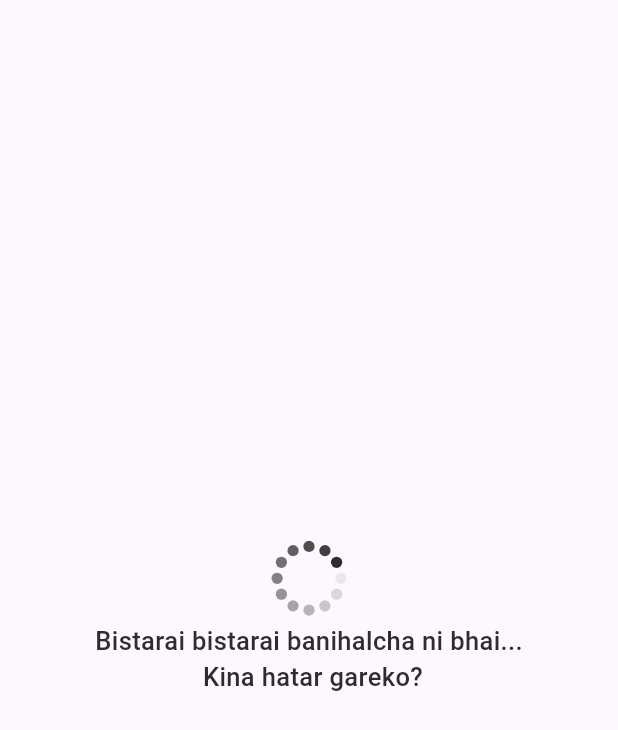
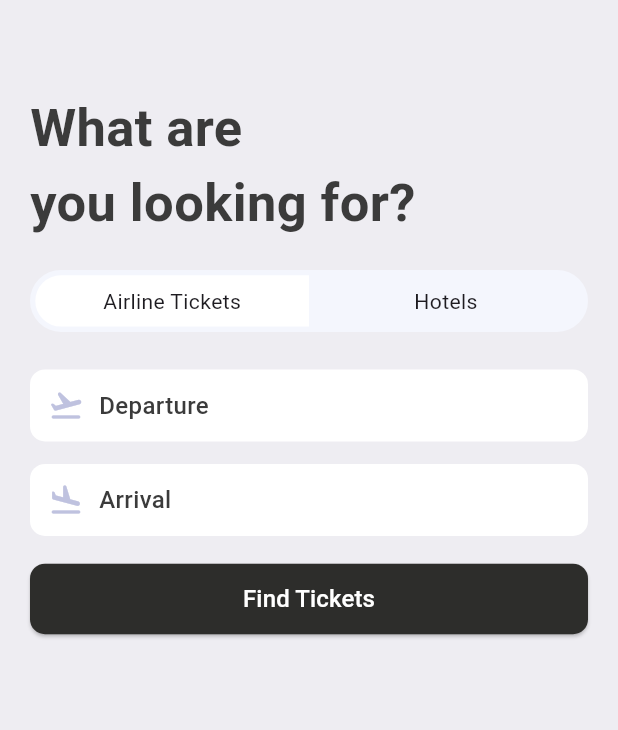
Before and after one commit to bipulsanjel/ticketBookingApp, a Flutter app: the SearchScreen screen opened directly, on a phone screen of 412 x 824 dp. Shown: the top 730 px of the screen. Run offline on Flutter 3.47's test engine with Material 3 defaults, Android fonts, the phone set to English and light mode, and no system bars; our stand-ins replace fluentui_icons, gap.

Commit message:
update 1

```diff
--- a/lib/screens/hotel_screen.dart
+++ b/lib/screens/hotel_screen.dart
@@ -12,7 +12,7 @@ class HotelScreen extends StatelessWidget {
     final size = AppLayout.getSize(context);
     return Container(
       width: size.width * 0.6,
-      height: 350,
+      height: AppLayout.getHeight(context,350),
       padding: EdgeInsets.symmetric(horizontal: 15, vertical: 17),
       margin: EdgeInsets.only(right: 17, top: 5),
       decoration: BoxDecoration(
@@ -30,9 +30,9 @@ class HotelScreen extends StatelessWidget {
         crossAxisAlignment: CrossAxisAlignment.start,
         children: [
           Container(
-            height: 180,
+            height: AppLayout.getHeight(context,180),
             decoration: BoxDecoration(
-              borderRadius: BorderRadius.circular(12),
+              borderRadius: BorderRadius.circular(AppLayout.getHeight(context,12)),
               color: Styles.primaryColor,
               image: DecorationImage(
                 fit: BoxFit.cover,
--- a/lib/screens/search_screen.dart
+++ b/lib/screens/search_screen.dart
@@ -1,6 +1,7 @@
+import 'package:booktickets/utils/app_layout.dart';
 import 'package:booktickets/utils/app_styles.dart';
+import 'package:booktickets/widgets/icon_text_widget.dart';
 import 'package:flutter/material.dart';
-import 'package:flutter_spinkit/flutter_spinkit.dart';
 import 'package:gap/gap.dart';
 
 class SearchScreen extends StatelessWidget {
@@ -8,19 +9,99 @@ class SearchScreen extends StatelessWidget {
 
   @override
   Widget build(BuildContext context) {
+    final size = AppLayout.getSize(context);
     return Scaffold(
-      body: Center(
-        child: Column(
-          mainAxisAlignment: MainAxisAlignment.center,
-          children: [
-            SpinKitFadingCircle(color: Color(0xFF2d2d2b), size: 50.0),
-            Gap(5),
-            Text(
-              "Bistarai bistarai banihalcha ni bhai...\n                Kina hatar gareko?",
-              style: Styles.headlineStyle3.copyWith(color: Color(0xFF2d2d2b)),
+      backgroundColor: Styles.bgColor,
+      body: ListView(
+        padding: EdgeInsets.symmetric(
+          horizontal: AppLayout.getWidth(context, 20),
+          vertical: AppLayout.getHeight(context, 20),
+        ),
+        children: [
+          Gap(AppLayout.getHeight(context, 40)),
+          Text(
+            'What are\nyou looking for?',
+            style: Styles.headlineStyle1.copyWith(
+              fontSize: AppLayout.getWidth(context, 35),
             ),
-          ],
-        ),
+          ),
+          Gap(AppLayout.getHeight(context, 20)),
+          FittedBox(
+            child: Container(
+              padding: const EdgeInsets.all(3.5),
+              decoration: BoxDecoration(
+                borderRadius: BorderRadius.circular(
+                  AppLayout.getHeight(context, 50),
+                ),
+                color: Color(0xFFF4F6FD),
+              ),
+              child: Row(
+                children: [
+                  Container(
+                    width: size.width * .44,
+                    padding: EdgeInsets.symmetric(
+                      vertical: AppLayout.getHeight(context, 7),
+                    ),
+                    decoration: BoxDecoration(
+                      borderRadius: BorderRadius.horizontal(
+                        left: Radius.circular(AppLayout.getHeight(context, 50)),
+                      ),
+                      color: Colors.white,
+                    ),
+                    child: Center(child: Text('Airline Tickets')),
+                  ),
+                  Container(
+                    width: size.width * .44,
+                    padding: EdgeInsets.symmetric(
+                      vertical: AppLayout.getHeight(context, 7),
+                    ),
+                    decoration: BoxDecoration(
+                      borderRadius: BorderRadius.horizontal(
+                        left: Radius.circular(AppLayout.getHeight(context, 50)),
+                      ),
+                      color: Colors.transparent,
+                    ),
+                    child: Center(child: Text('Hotels')),
+                  ),
+                ],
+              ),
+            ),
+          ),
+          Gap(AppLayout.getHeight(context, 25)),
+          AppIconText(icon: Icons.flight_takeoff_rounded, text: 'Departure'),
+          Gap(AppLayout.getHeight(context, 15)),
+          AppIconText(icon: Icons.flight_land_rounded, text: 'Arrival'),
+
+          Container(
+            padding: EdgeInsets.symmetric(
+              vertical: AppLayout.getWidth(context, 18),
+              // horizontal: AppLayout.getWidth(context, 12),
+            ),
+            child: ElevatedButton(
+              style: ElevatedButton.styleFrom(
+                backgroundColor: Color(0xFF2d2d2b),
+                shape: RoundedRectangleBorder(
+                  borderRadius: BorderRadius.circular(
+                    AppLayout.getWidth(context, 10),
+                  ),
+                ),
+                padding: EdgeInsets.symmetric(
+                  vertical: AppLayout.getWidth(context, 12),
+                  horizontal: AppLayout.getWidth(context, 12),
+                ),
+              ),
+              onPressed: () {
+                print("Button tapped");
+              },
+              child: Center(
+                child: Text(
+                  'Find Tickets',
+                  style: Styles.textStyle.copyWith(color: Colors.white),
+                ),
+              ),
+            ),
+          ),
+        ],
       ),
     );
   }
--- a/lib/utils/app_layout.dart
+++ b/lib/utils/app_layout.dart
@@ -4,4 +4,19 @@ class AppLayout {
   static getSize(BuildContext context){
     return MediaQuery.of(context).size;
   }
+  static double getScreenHeight(BuildContext context){
+    return getSize(context).height;
+  }
+  static getScreenWidth(BuildContext context){
+    return getSize(context).width;
+  }
+  static double getHeight(BuildContext context, double pixels) {
+    double x = getScreenHeight(context) / pixels;
+    return getScreenHeight(context) / x;
+  }
+
+  static double getWidth(BuildContext context, double pixels) {
+    double x = getScreenWidth(context) / pixels;
+    return getScreenWidth(context) / x;
+  }
 }
--- /dev/null
+++ b/lib/widgets/icon_text_widget.dart
@@ -0,0 +1,31 @@
+import 'package:booktickets/utils/app_layout.dart';
+import 'package:booktickets/utils/app_styles.dart';
+import 'package:flutter/material.dart';
+import 'package:gap/gap.dart';
+
+class AppIconText extends StatelessWidget {
+  final IconData icon;
+  final String text;
+  const AppIconText({super.key, required this.icon, required this.text});
+
+  @override
+  Widget build(BuildContext context) {
+    return Container(
+      padding: EdgeInsets.symmetric(
+        vertical: AppLayout.getWidth(context, 12),
+        horizontal: AppLayout.getWidth(context, 12),
+      ),
+      decoration: BoxDecoration(
+        color: Colors.white,
+        borderRadius: BorderRadius.circular(AppLayout.getWidth(context, 10)),
+      ),
+      child: Row(
+        children: [
+          Icon(icon, color: Color(0xFFBFC2DF)),
+          Gap(AppLayout.getWidth(context, 10)),
+          Text(text, style: Styles.textStyle),
+        ],
+      ),
+    );
+  }
+}
--- a/pubspec.yaml
+++ b/pubspec.yaml
@@ -35,6 +35,7 @@ dependencies:
   # Use with the CupertinoIcons class for iOS style icons.
   cupertino_icons: ^1.0.8
   fluentui_icons: ^1.0.0
+  get:
   gap: ^3.0.1
   flutter_spinkit: ^5.2.0
 
```
Also changed, not shown: lib/screens/ticket_view.dart (+22 -22 lines), pubspec.lock.
